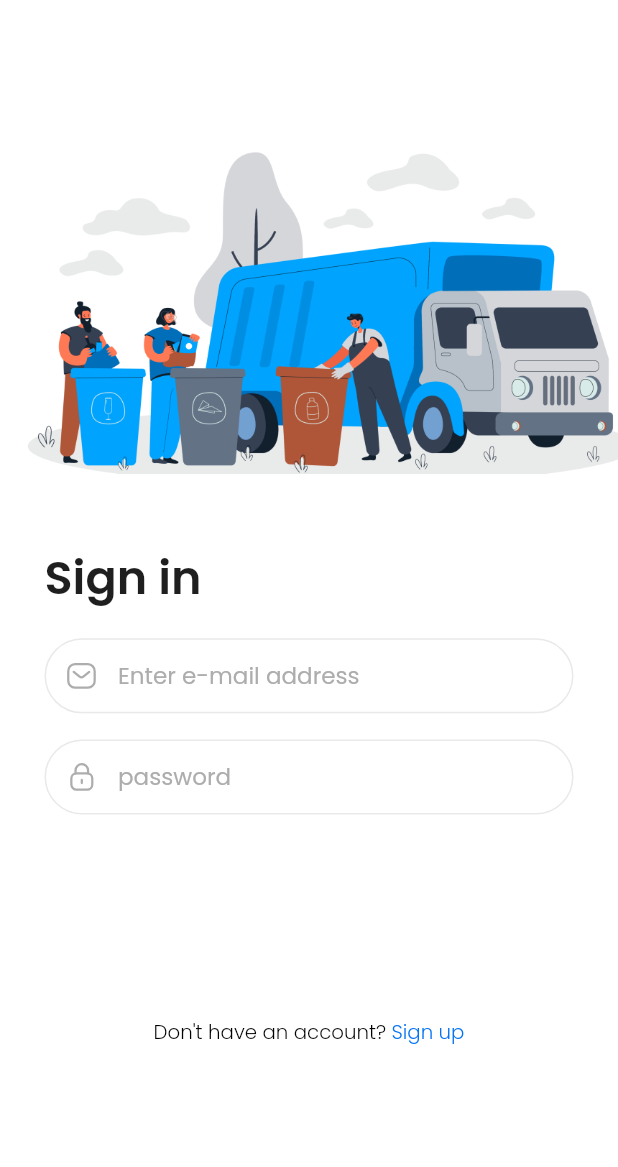
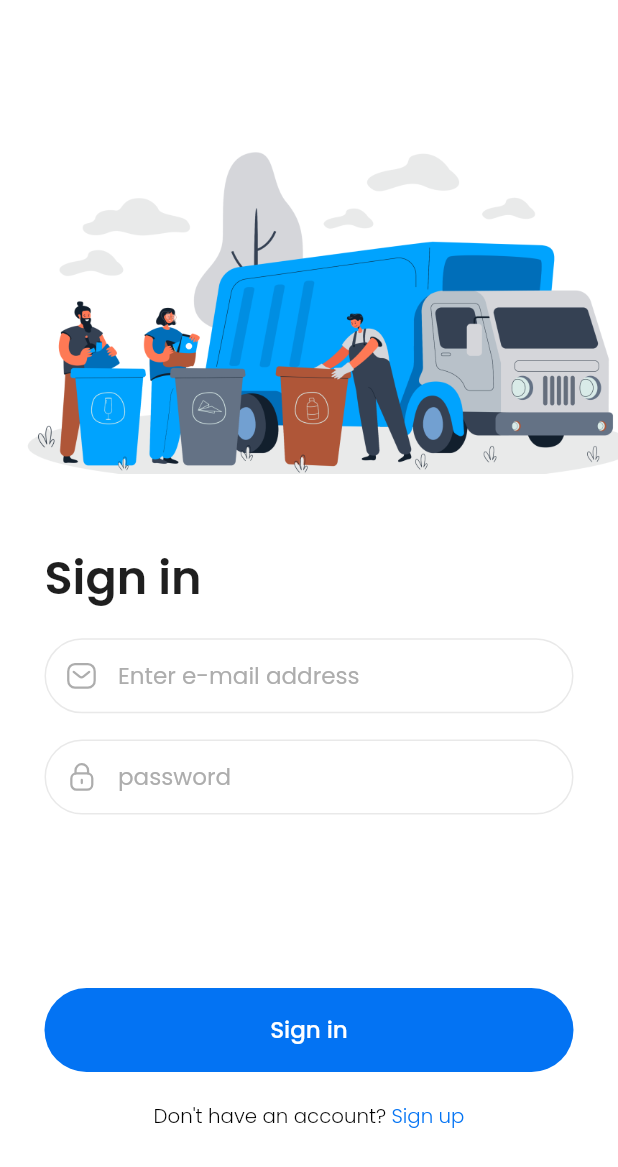
Before and after one commit to Donkelv/lawma_app, a Flutter app: the LoginScreen screen opened by its route, on a phone screen of 412 x 824 dp. Shown: the top 1167 px of the screen. Run offline on Flutter 3.47's test engine with Material 2 defaults, Android fonts, the phone set to English and light mode, and no system bars; our stand-ins replace cloud_firestore, dartz, dotted_border, dropdown_button2, firebase_auth, firebase_core and 9 more; missing offline and left inert: cloudinary_public, shape_of_view; accounts and stored records are empty.

Commit message:
feat: login screen

```diff
--- a/lib/presentation/screens/login_screen.dart
+++ b/lib/presentation/screens/login_screen.dart
@@ -115,27 +115,27 @@ class _LoginScreenState extends State<LoginScreen> {
                   height: 120.0.h,
                 ),
                 //Spacer(),
-                // Consumer(builder: (context, ref, child) {
-                //   if (ref.watch(signInProvider).isLoading) {
-                //     return const Center(
-                //       child: CircularProgressIndicator(),
-                //     );
-                //   } else {
-                //     return Padding(
-                //       padding:  EdgeInsets.symmetric(horizontal: 27.0.w),
-                //       child: CustomButton(
-                //         onTap: () {
-                //           ref.read(signInProvider.notifier).signIn(
-                //                 email: emailController!.text,
-                //                 password: passwordController!.text,
-                //                 context: context,
-                //               );
-                //         },
-                //         text: "Sign in",
-                //       ),
-                //     );
-                //   }
-                // }),
+                Consumer(builder: (context, ref, child) {
+                  if (ref.watch(signInProvider).isLoading) {
+                    return const Center(
+                      child: CircularProgressIndicator(),
+                    );
+                  } else {
+                    return Padding(
+                      padding:  EdgeInsets.symmetric(horizontal: 27.0.w),
+                      child: CustomButton(
+                        onTap: () {
+                          ref.read(signInProvider.notifier).signIn(
+                                email: emailController!.text,
+                                password: passwordController!.text,
+                                context: context,
+                              );
+                        },
+                        text: "Sign in",
+                      ),
+                    );
+                  }
+                }),
                 SizedBox(
                   height: 5.0.h,
                 ),
```
